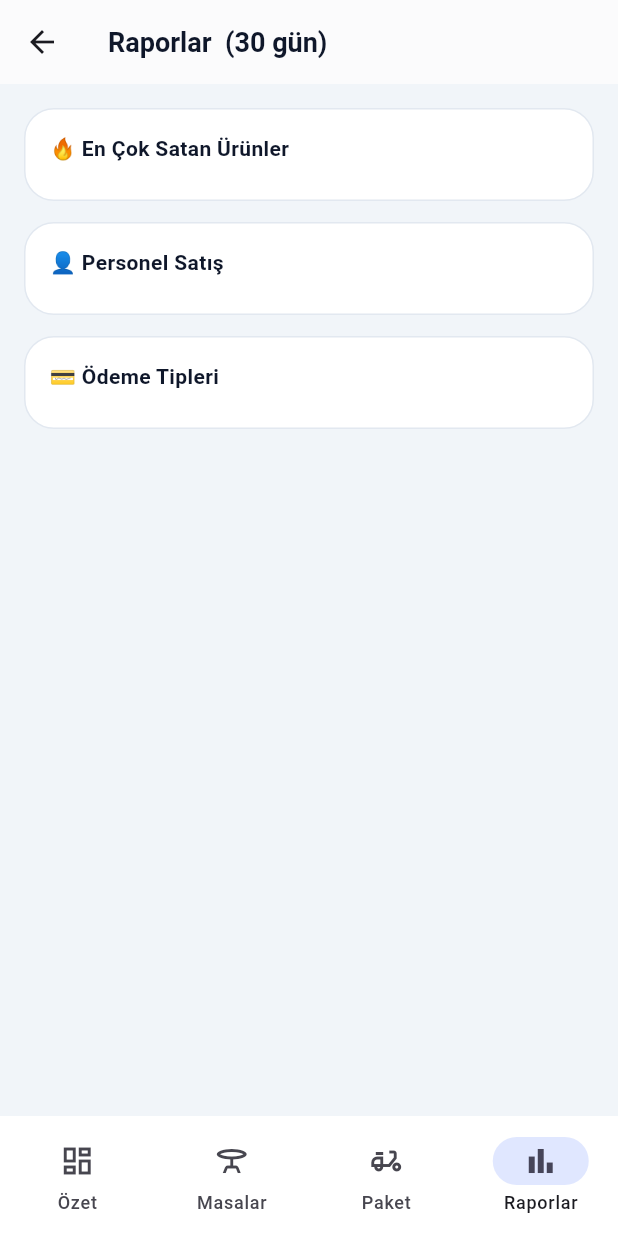
After one commit to randevumcepte/restaurant-flutter, a Flutter app: the HomeScreen screen opened directly, item 4 of the bottom bar chosen, on a phone screen of 412 x 824 dp. The commit adds this screen. Run offline on Flutter 3.47's test engine with Material 3 defaults, Android fonts, the light colour scheme and no system bars; our stand-ins replace shared_preferences; accounts and stored records are empty.

Commit message:
Patron App genisletildi: 4 sekmeli (Ozet/Masalar/Paket/Raporlar) alt navigasyon + API servisleri

```diff
--- a/lib/main.dart
+++ b/lib/main.dart
@@ -2,7 +2,7 @@ import 'package:flutter/material.dart';
 import 'package:provider/provider.dart';
 import 'providers/auth_provider.dart';
 import 'screens/login_screen.dart';
-import 'screens/dashboard_screen.dart';
+import 'screens/home_screen.dart';
 
 void main() {
   runApp(
@@ -28,7 +28,7 @@ class RestoOsApp extends StatelessWidget {
       ),
       home: Consumer<AuthProvider>(
         builder: (context, auth, child) =>
-            auth.girisli ? const DashboardScreen() : const LoginScreen(),
+            auth.girisli ? const HomeScreen() : const LoginScreen(),
       ),
     );
   }
--- /dev/null
+++ b/lib/screens/home_screen.dart
@@ -0,0 +1,43 @@
+import 'package:flutter/material.dart';
+import 'dashboard_screen.dart';
+import 'masalar_screen.dart';
+import 'paket_screen.dart';
+import 'raporlar_screen.dart';
+
+class HomeScreen extends StatefulWidget {
+  const HomeScreen({super.key});
+
+  @override
+  State<HomeScreen> createState() => _HomeScreenState();
+}
+
+class _HomeScreenState extends State<HomeScreen> {
+  int _index = 0;
+
+  // Sekme degisince o ekran taze veriyle acilsin diye key ile yeniden olustur
+  final List<Widget> _ekranlar = const [
+    DashboardScreen(),
+    MasalarScreen(),
+    PaketScreen(),
+    RaporlarScreen(),
+  ];
+
+  @override
+  Widget build(BuildContext context) {
+    return Scaffold(
+      body: IndexedStack(index: _index, children: _ekranlar),
+      bottomNavigationBar: NavigationBar(
+        selectedIndex: _index,
+        onDestinationSelected: (i) => setState(() => _index = i),
+        backgroundColor: Colors.white,
+        indicatorColor: const Color(0xFFE0E7FF),
+        destinations: const [
+          NavigationDestination(icon: Icon(Icons.dashboard_outlined), selectedIcon: Icon(Icons.dashboard), label: 'Özet'),
+          NavigationDestination(icon: Icon(Icons.table_bar_outlined), selectedIcon: Icon(Icons.table_bar), label: 'Masalar'),
+          NavigationDestination(icon: Icon(Icons.delivery_dining_outlined), selectedIcon: Icon(Icons.delivery_dining), label: 'Paket'),
+          NavigationDestination(icon: Icon(Icons.bar_chart_outlined), selectedIcon: Icon(Icons.bar_chart), label: 'Raporlar'),
+        ],
+      ),
+    );
+  }
+}
--- /dev/null
+++ b/lib/screens/raporlar_screen.dart
@@ -0,0 +1,105 @@
+import 'package:flutter/material.dart';
+import 'package:provider/provider.dart';
+import 'package:intl/intl.dart';
+import '../providers/auth_provider.dart';
+import '../services/api.dart';
+
+class RaporlarScreen extends StatefulWidget {
+  const RaporlarScreen({super.key});
+
+  @override
+  State<RaporlarScreen> createState() => _RaporlarScreenState();
+}
+
+class _RaporlarScreenState extends State<RaporlarScreen> {
+  Map<String, dynamic>? data;
+  bool loading = true;
+  final _f = NumberFormat.decimalPattern('tr');
+
+  @override
+  void initState() {
+    super.initState();
+    _yukle();
+  }
+
+  num _n(dynamic v) => v is num ? v : (num.tryParse(v?.toString() ?? '0') ?? 0);
+  String _p(num v) => '${_f.format(v.round())} ₺';
+
+  Future<void> _yukle() async {
+    final auth = context.read<AuthProvider>();
+    setState(() => loading = true);
+    try {
+      final res = await Api.raporlar(auth.token!);
+      if (!mounted) return;
+      setState(() {
+        data = res;
+        loading = false;
+      });
+    } on ApiYetkiHatasi {
+      if (mounted) context.read<AuthProvider>().cikis();
+    } catch (_) {
+      if (mounted) setState(() => loading = false);
+    }
+  }
+
+  Widget _kutu(String baslik, List<Widget> cocuklar) => Container(
+        margin: const EdgeInsets.only(bottom: 14),
+        padding: const EdgeInsets.all(16),
+        decoration: BoxDecoration(color: Colors.white, borderRadius: BorderRadius.circular(20), border: Border.all(color: const Color(0xFFE2E8F0))),
+        child: Column(crossAxisAlignment: CrossAxisAlignment.start, children: [
+          Text(baslik, style: const TextStyle(fontWeight: FontWeight.bold, color: Color(0xFF0F172A))),
+          const SizedBox(height: 8),
+          ...cocuklar,
+        ]),
+      );
+
+  Widget _satir(String sol, String sag, {Color? renk}) => Padding(
+        padding: const EdgeInsets.symmetric(vertical: 5),
+        child: Row(mainAxisAlignment: MainAxisAlignment.spaceBetween, children: [
+          Expanded(child: Text(sol, style: const TextStyle(color: Color(0xFF334155)))),
+          Text(sag, style: TextStyle(fontWeight: FontWeight.w600, color: renk ?? const Color(0xFF0F172A))),
+        ]),
+      );
+
+  @override
+  Widget build(BuildContext context) {
+    final top = (data?['top'] as List?) ?? [];
+    final personel = (data?['personel'] as List?) ?? [];
+    final odeme = (data?['odeme'] as List?) ?? [];
+
+    return Scaffold(
+      appBar: AppBar(
+        backgroundColor: Colors.white,
+        elevation: 0.5,
+        title: const Text('Raporlar  (30 gün)',
+            style: TextStyle(color: Color(0xFF0F172A), fontSize: 18, fontWeight: FontWeight.bold)),
+      ),
+      body: loading
+          ? const Center(child: CircularProgressIndicator())
+          : RefreshIndicator(
+              onRefresh: _yukle,
+              child: ListView(
+                padding: const EdgeInsets.all(16),
+                children: [
+                  _kutu('🔥 En Çok Satan Ürünler', [
+                    for (int i = 0; i < top.length; i++)
+                      _satir('${i + 1}. ${(top[i] as Map)['urun_adi']}',
+                          '${_n((top[i] as Map)['adet']).round()} adet · ${_p(_n((top[i] as Map)['ciro']))}',
+                          renk: const Color(0xFF059669)),
+                  ]),
+                  _kutu('👤 Personel Satış', [
+                    for (final p in personel)
+                      _satir((p as Map)['ad'].toString(),
+                          '${_n(p['adisyon']).round()} adisyon · ${_p(_n(p['ciro']))}',
+                          renk: const Color(0xFF4F46E5)),
+                  ]),
+                  _kutu('💳 Ödeme Tipleri', [
+                    for (final o in odeme)
+                      _satir((o as Map)['tip'].toString().replaceAll('_', ' '), _p(_n(o['t']))),
+                  ]),
+                ],
+              ),
+            ),
+    );
+  }
+}
--- a/lib/services/api.dart
+++ b/lib/services/api.dart
@@ -14,9 +14,9 @@ class Api {
     return jsonDecode(r.body) as Map<String, dynamic>;
   }
 
-  static Future<Map<String, dynamic>> patronOzet(String token) async {
+  static Future<Map<String, dynamic>> _get(String path, String token) async {
     final r = await http.get(
-      Uri.parse('$base/api/patron/ozet'),
+      Uri.parse('$base$path'),
       headers: {'Accept': 'application/json', 'Authorization': 'Bearer $token'},
     );
     if (r.statusCode == 401) {
@@ -24,6 +24,11 @@ class Api {
     }
     return jsonDecode(r.body) as Map<String, dynamic>;
   }
+
+  static Future<Map<String, dynamic>> patronOzet(String token) => _get('/api/patron/ozet', token);
+  static Future<Map<String, dynamic>> masalar(String token) => _get('/api/masalar', token);
+  static Future<Map<String, dynamic>> paket(String token) => _get('/api/paket', token);
+  static Future<Map<String, dynamic>> raporlar(String token) => _get('/api/raporlar', token);
 }
 
 class ApiYetkiHatasi implements Exception {}
```
Also changed, not shown: lib/screens/masalar_screen.dart (added, +143 -0 lines), lib/screens/paket_screen.dart (added, +127 -0 lines).
